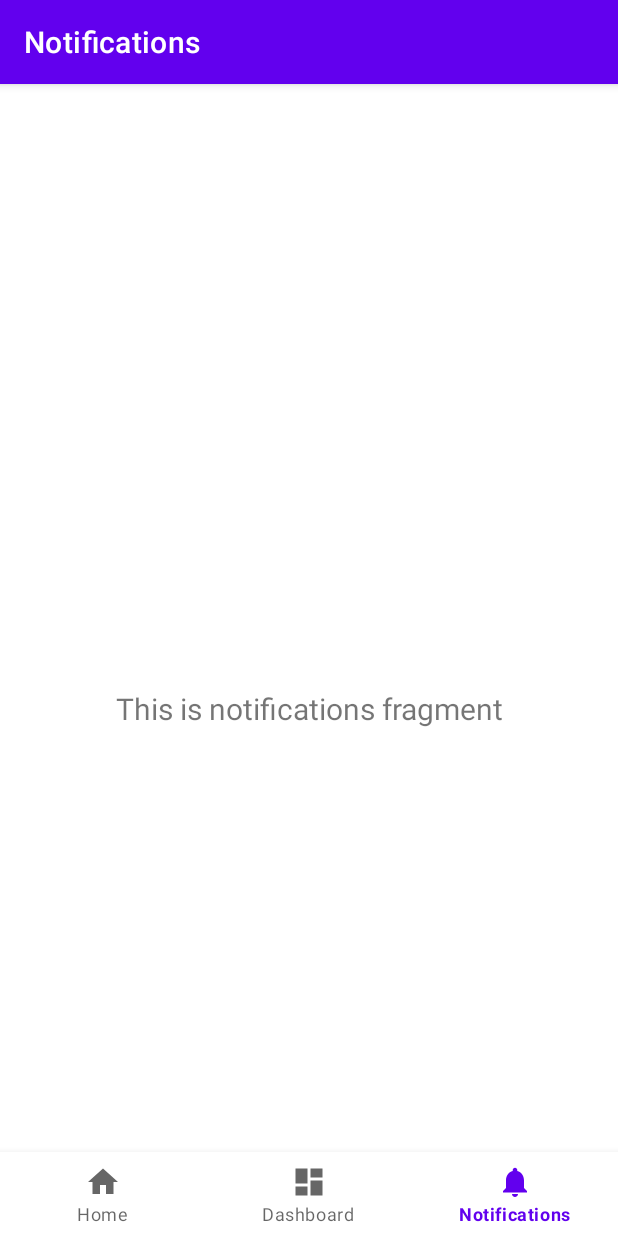
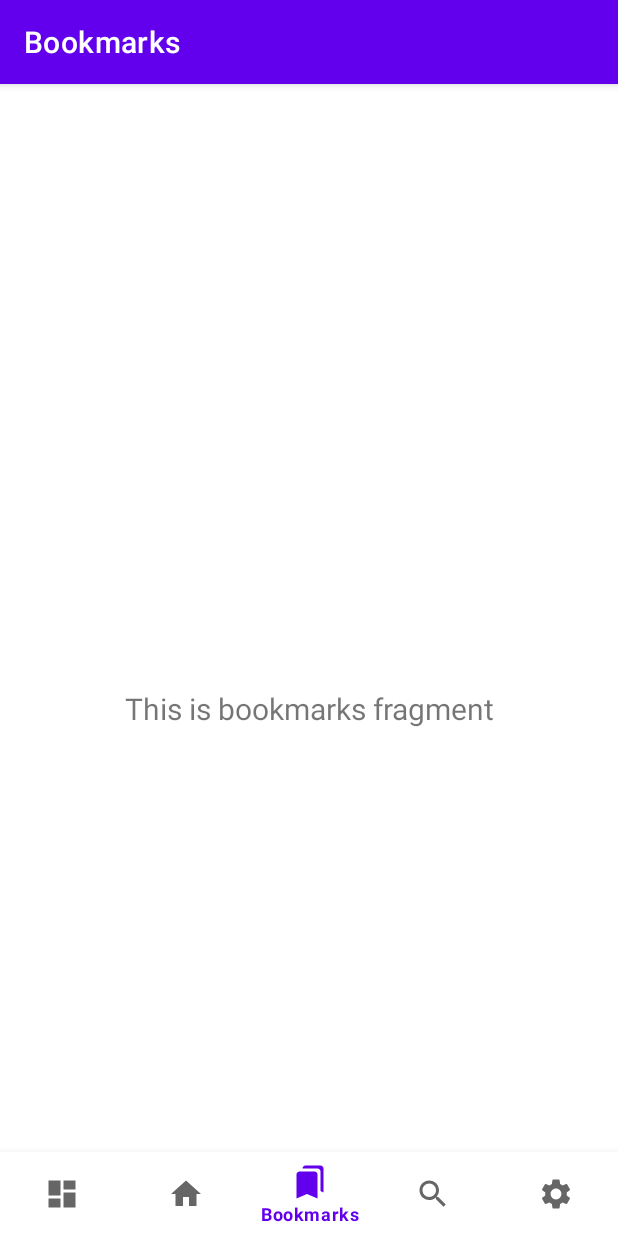
Before and after one commit to DVL2030/NewsReaderApp, an Android app: the screen it shows after launch (MainActivity), item 3 of the bottom bar chosen, on a phone screen of 412 x 824 dp. Run offline under Robolectric (Android 15) with nearby library versions, the phone set to English and light mode, and no system bars; our stand-ins replace navigation-ui.

Commit message:
Init Nav Components

```diff
--- a/app/src/main/java/com/cosmos/newsreaderapp/MainActivity.java
+++ b/app/src/main/java/com/cosmos/newsreaderapp/MainActivity.java
@@ -27,7 +27,7 @@ public class MainActivity extends AppCompatActivity {
         // Passing each menu ID as a set of Ids because each
         // menu should be considered as top level destinations.
         AppBarConfiguration appBarConfiguration = new AppBarConfiguration.Builder(
-                R.id.navigation_home, R.id.navigation_dashboard, R.id.navigation_notifications)
+                R.id.navigation_dashboard, R.id.navigation_home,  R.id.navigation_bookmarks, R.id.navigation_search, R.id.navigation_settings)
                 .build();
         NavController navController = Navigation.findNavController(this, R.id.nav_host_fragment_activity_main);
         NavigationUI.setupActionBarWithNavController(this, navController, appBarConfiguration);
--- /dev/null
+++ b/app/src/main/java/com/cosmos/newsreaderapp/ui/bookmarks/BookmarksFragment.java
@@ -0,0 +1,37 @@
+package com.cosmos.newsreaderapp.ui.bookmarks;
+
+import android.os.Bundle;
+import android.view.LayoutInflater;
+import android.view.View;
+import android.view.ViewGroup;
+import android.widget.TextView;
+
+import androidx.annotation.NonNull;
+import androidx.fragment.app.Fragment;
+import androidx.lifecycle.ViewModelProvider;
+
+import com.cosmos.newsreaderapp.databinding.FragmentBookmarksBinding;
+
+public class BookmarksFragment extends Fragment {
+
+    private FragmentBookmarksBinding binding;
+
+    public View onCreateView(@NonNull LayoutInflater inflater,
+                             ViewGroup container, Bundle savedInstanceState) {
+        BookmarksViewModel bookmarksViewModel =
+                new ViewModelProvider(this).get(BookmarksViewModel.class);
+
+        binding = FragmentBookmarksBinding.inflate(inflater, container, false);
+        View root = binding.getRoot();
+
+        final TextView textView = binding.textBookmarks;
+        bookmarksViewModel.getText().observe(getViewLifecycleOwner(), textView::setText);
+        return root;
+    }
+
+    @Override
+    public void onDestroyView() {
+        super.onDestroyView();
+        binding = null;
+    }
+}
--- /dev/null
+++ b/app/src/main/java/com/cosmos/newsreaderapp/ui/bookmarks/BookmarksViewModel.java
@@ -0,0 +1,19 @@
+package com.cosmos.newsreaderapp.ui.bookmarks;
+
+import androidx.lifecycle.LiveData;
+import androidx.lifecycle.MutableLiveData;
+import androidx.lifecycle.ViewModel;
+
+public class BookmarksViewModel extends ViewModel {
+
+    private final MutableLiveData<String> mText;
+
+    public BookmarksViewModel() {
+        mText = new MutableLiveData<>();
+        mText.setValue("This is bookmarks fragment");
+    }
+
+    public LiveData<String> getText() {
+        return mText;
+    }
+}
--- a/app/src/main/java/com/cosmos/newsreaderapp/ui/notifications/NotificationsFragment.java
+++ /dev/null
@@ -1,37 +0,0 @@
-package com.cosmos.newsreaderapp.ui.notifications;
-
-import android.os.Bundle;
-import android.view.LayoutInflater;
-import android.view.View;
-import android.view.ViewGroup;
-import android.widget.TextView;
-
-import androidx.annotation.NonNull;
-import androidx.fragment.app.Fragment;
-import androidx.lifecycle.ViewModelProvider;
-
-import com.cosmos.newsreaderapp.databinding.FragmentNotificationsBinding;
-
-public class NotificationsFragment extends Fragment {
-
-    private FragmentNotificationsBinding binding;
-
-    public View onCreateView(@NonNull LayoutInflater inflater,
-                             ViewGroup container, Bundle savedInstanceState) {
-        NotificationsViewModel notificationsViewModel =
-                new ViewModelProvider(this).get(NotificationsViewModel.class);
-
-        binding = FragmentNotificationsBinding.inflate(inflater, container, false);
-        View root = binding.getRoot();
-
-        final TextView textView = binding.textNotifications;
-        notificationsViewModel.getText().observe(getViewLifecycleOwner(), textView::setText);
-        return root;
-    }
-
-    @Override
-    public void onDestroyView() {
-        super.onDestroyView();
-        binding = null;
-    }
-}
--- a/app/src/main/java/com/cosmos/newsreaderapp/ui/notifications/NotificationsViewModel.java
+++ b/app/src/main/java/com/cosmos/newsreaderapp/ui/settings/SettingsViewModel.java
@@ -1,16 +1,16 @@
-package com.cosmos.newsreaderapp.ui.notifications;
+package com.cosmos.newsreaderapp.ui.settings;
 
 import androidx.lifecycle.LiveData;
 import androidx.lifecycle.MutableLiveData;
 import androidx.lifecycle.ViewModel;
 
-public class NotificationsViewModel extends ViewModel {
+public class SettingsViewModel extends ViewModel {
 
     private final MutableLiveData<String> mText;
 
-    public NotificationsViewModel() {
+    public SettingsViewModel() {
         mText = new MutableLiveData<>();
-        mText.setValue("This is notifications fragment");
+        mText.setValue("This is settings fragment");
     }
 
     public LiveData<String> getText() {
--- /dev/null
+++ b/app/src/main/res/drawable/ic_bookmarks_black_24dp.xml
@@ -0,0 +1,8 @@
+<vector android:height="24dp"
+    android:tint="#000000"
+    android:viewportHeight="24"
+    android:viewportWidth="24"
+    android:width="24dp"
+    xmlns:android="http://schemas.android.com/apk/res/android">
+    <path android:fillColor="@android:color/white" android:pathData="M19,18l2,1V3c0,-1.1 -0.9,-2 -2,-2H8.99C7.89,1 7,1.9 7,3h10c1.1,0 2,0.9 2,2v13zM15,5H5c-1.1,0 -2,0.9 -2,2v16l7,-3 7,3V7c0,-1.1 -0.9,-2 -2,-2z"/>
+</vector>
--- a/app/src/main/res/drawable/ic_notifications_black_24dp.xml
+++ /dev/null
@@ -1,9 +0,0 @@
-<vector xmlns:android="http://schemas.android.com/apk/res/android"
-    android:width="24dp"
-    android:height="24dp"
-    android:viewportWidth="24.0"
-    android:viewportHeight="24.0">
-    <path
-        android:fillColor="#FF000000"
-        android:pathData="M12,22c1.1,0 2,-0.9 2,-2h-4c0,1.1 0.89,2 2,2zM18,16v-5c0,-3.07 -1.64,-5.64 -4.5,-6.32L13.5,4c0,-0.83 -0.67,-1.5 -1.5,-1.5s-1.5,0.67 -1.5,1.5v0.68C7.63,5.36 6,7.92 6,11v5l-2,2v1h16v-1l-2,-2z" />
-</vector>
--- /dev/null
+++ b/app/src/main/res/drawable/ic_search_black_24dp.xml
@@ -0,0 +1,5 @@
+<vector android:height="24dp" android:tint="#000000"
+    android:viewportHeight="24" android:viewportWidth="24"
+    android:width="24dp" xmlns:android="http://schemas.android.com/apk/res/android">
+    <path android:fillColor="@android:color/white" android:pathData="M15.5,14h-0.79l-0.28,-0.27C15.41,12.59 16,11.11 16,9.5 16,5.91 13.09,3 9.5,3S3,5.91 3,9.5 5.91,16 9.5,16c1.61,0 3.09,-0.59 4.23,-1.57l0.27,0.28v0.79l5,4.99L20.49,19l-4.99,-5zM9.5,14C7.01,14 5,11.99 5,9.5S7.01,5 9.5,5 14,7.01 14,9.5 11.99,14 9.5,14z"/>
+</vector>
--- /dev/null
+++ b/app/src/main/res/drawable/ic_settings_black_24dp.xml
@@ -0,0 +1,5 @@
+<vector android:height="24dp" android:tint="#000000"
+    android:viewportHeight="24" android:viewportWidth="24"
+    android:width="24dp" xmlns:android="http://schemas.android.com/apk/res/android">
+    <path android:fillColor="@android:color/white" android:pathData="M19.14,12.94c0.04,-0.3 0.06,-0.61 0.06,-0.94c0,-0.32 -0.02,-0.64 -0.07,-0.94l2.03,-1.58c0.18,-0.14 0.23,-0.41 0.12,-0.61l-1.92,-3.32c-0.12,-0.22 -0.37,-0.29 -0.59,-0.22l-2.39,0.96c-0.5,-0.38 -1.03,-0.7 -1.62,-0.94L14.4,2.81c-0.04,-0.24 -0.24,-0.41 -0.48,-0.41h-3.84c-0.24,0 -0.43,0.17 -0.47,0.41L9.25,5.35C8.66,5.59 8.12,5.92 7.63,6.29L5.24,5.33c-0.22,-0.08 -0.47,0 -0.59,0.22L2.74,8.87C2.62,9.08 2.66,9.34 2.86,9.48l2.03,1.58C4.84,11.36 4.8,11.69 4.8,12s0.02,0.64 0.07,0.94l-2.03,1.58c-0.18,0.14 -0.23,0.41 -0.12,0.61l1.92,3.32c0.12,0.22 0.37,0.29 0.59,0.22l2.39,-0.96c0.5,0.38 1.03,0.7 1.62,0.94l0.36,2.54c0.05,0.24 0.24,0.41 0.48,0.41h3.84c0.24,0 0.44,-0.17 0.47,-0.41l0.36,-2.54c0.59,-0.24 1.13,-0.56 1.62,-0.94l2.39,0.96c0.22,0.08 0.47,0 0.59,-0.22l1.92,-3.32c0.12,-0.22 0.07,-0.47 -0.12,-0.61L19.14,12.94zM12,15.6c-1.98,0 -3.6,-1.62 -3.6,-3.6s1.62,-3.6 3.6,-3.6s3.6,1.62 3.6,3.6S13.98,15.6 12,15.6z"/>
+</vector>
--- /dev/null
+++ b/app/src/main/res/layout/fragment_bookmarks.xml
@@ -0,0 +1,22 @@
+<?xml version="1.0" encoding="utf-8"?>
+<androidx.constraintlayout.widget.ConstraintLayout xmlns:android="http://schemas.android.com/apk/res/android"
+    xmlns:app="http://schemas.android.com/apk/res-auto"
+    xmlns:tools="http://schemas.android.com/tools"
+    android:layout_width="match_parent"
+    android:layout_height="match_parent"
+    tools:context=".ui.bookmarks.BookmarksFragment">
+
+    <TextView
+        android:id="@+id/text_bookmarks"
+        android:layout_width="match_parent"
+        android:layout_height="wrap_content"
+        android:layout_marginStart="8dp"
+        android:layout_marginTop="8dp"
+        android:layout_marginEnd="8dp"
+        android:textAlignment="center"
+        android:textSize="20sp"
+        app:layout_constraintBottom_toBottomOf="parent"
+        app:layout_constraintEnd_toEndOf="parent"
+        app:layout_constraintStart_toStartOf="parent"
+        app:layout_constraintTop_toTopOf="parent" />
+</androidx.constraintlayout.widget.ConstraintLayout>
--- a/app/src/main/res/layout/fragment_notifications.xml
+++ b/app/src/main/res/layout/fragment_settings.xml
@@ -4,10 +4,10 @@
     xmlns:tools="http://schemas.android.com/tools"
     android:layout_width="match_parent"
     android:layout_height="match_parent"
-    tools:context=".ui.notifications.NotificationsFragment">
+    tools:context=".ui.bookmarks.BookmarksFragment">
 
     <TextView
-        android:id="@+id/text_notifications"
+        android:id="@+id/text_settings"
         android:layout_width="match_parent"
         android:layout_height="wrap_content"
         android:layout_marginStart="8dp"
--- a/app/src/main/res/menu/bottom_nav_menu.xml
+++ b/app/src/main/res/menu/bottom_nav_menu.xml
@@ -1,5 +1,10 @@
 <?xml version="1.0" encoding="utf-8"?>
 <menu xmlns:android="http://schemas.android.com/apk/res/android">
+
+    <item
+        android:id="@+id/navigation_dashboard"
+        android:icon="@drawable/ic_dashboard_black_24dp"
+        android:title="@string/title_dashboard" />
 
     <item
         android:id="@+id/navigation_home"
@@ -7,13 +12,20 @@
         android:title="@string/title_home" />
 
     <item
-        android:id="@+id/navigation_dashboard"
-        android:icon="@drawable/ic_dashboard_black_24dp"
-        android:title="@string/title_dashboard" />
+        android:id="@+id/navigation_bookmarks"
+        android:icon="@drawable/ic_bookmarks_black_24dp"
+        android:title="@string/title_bookmarks" />
 
     <item
-        android:id="@+id/navigation_notifications"
-        android:icon="@drawable/ic_notifications_black_24dp"
-        android:title="@string/title_notifications" />
+        android:id="@+id/navigation_search"
+        android:icon="@drawable/ic_search_black_24dp"
+        android:title="@string/title_search" />
+
+    <item
+        android:id="@+id/navigation_settings"
+        android:icon="@drawable/ic_settings_black_24dp"
+        android:title="@string/title_settings" />
+
+
 
 </menu>
--- a/app/src/main/res/navigation/mobile_navigation.xml
+++ b/app/src/main/res/navigation/mobile_navigation.xml
@@ -3,7 +3,13 @@
     xmlns:app="http://schemas.android.com/apk/res-auto"
     xmlns:tools="http://schemas.android.com/tools"
     android:id="@+id/mobile_navigation"
-    app:startDestination="@+id/navigation_home">
+    app:startDestination="@+id/navigation_dashboard">
+
+    <fragment
+        android:id="@+id/navigation_dashboard"
+        android:name="com.cosmos.newsreaderapp.ui.dashboard.DashboardFragment"
+        android:label="@string/title_dashboard"
+        tools:layout="@layout/fragment_dashboard" />
 
     <fragment
         android:id="@+id/navigation_home"
@@ -12,14 +18,18 @@
         tools:layout="@layout/fragment_home" />
 
     <fragment
-        android:id="@+id/navigation_dashboard"
-        android:name="com.cosmos.newsreaderapp.ui.dashboard.DashboardFragment"
-        android:label="@string/title_dashboard"
-        tools:layout="@layout/fragment_dashboard" />
-
+        android:id="@+id/navigation_bookmarks"
+        android:name="com.cosmos.newsreaderapp.ui.bookmarks.BookmarksFragment"
+        android:label="@string/title_bookmarks"
+        tools:layout="@layout/fragment_bookmarks" />
     <fragment
-        android:id="@+id/navigation_notifications"
-        android:name="com.cosmos.newsreaderapp.ui.notifications.NotificationsFragment"
-        android:label="@string/title_notifications"
-        tools:layout="@layout/fragment_notifications" />
+        android:id="@+id/navigation_search"
+        android:name="com.cosmos.newsreaderapp.ui.search.SearchFragment"
+        android:label="title_search"
+        tools:layout="@layout/fragment_search" />
+    <fragment
+        android:id="@+id/navigation_settings"
+        android:name="com.cosmos.newsreaderapp.ui.settings.SettingsFragment"
+        android:label="title_settings"
+        tools:layout="@layout/fragment_settings" />
 </navigation>
--- a/app/src/main/res/values/strings.xml
+++ b/app/src/main/res/values/strings.xml
@@ -1,6 +1,8 @@
 <resources>
     <string name="app_name">NewsReaderApp</string>
+    <string name="title_dashboard">Dashboard</string>
     <string name="title_home">Home</string>
-    <string name="title_dashboard">Dashboard</string>
-    <string name="title_notifications">Notifications</string>
+    <string name="title_bookmarks">Bookmarks</string>
+    <string name="title_search">Search</string>
+    <string name="title_settings">Settings</string>
 </resources>
```
Also changed, not shown: app/src/main/java/com/cosmos/newsreaderapp/ui/search/SearchFragment.java (added, +42 -0 lines), app/src/main/java/com/cosmos/newsreaderapp/ui/search/SearchViewModel.java (added, +19 -0 lines), app/src/main/java/com/cosmos/newsreaderapp/ui/settings/SettingsFragment.java (added, +39 -0 lines), app/src/main/res/layout/fragment_search.xml (added, +22 -0 lines).
